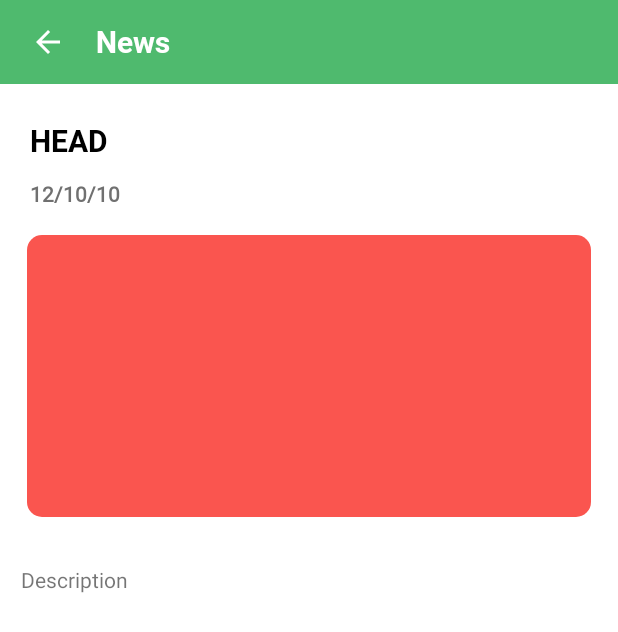
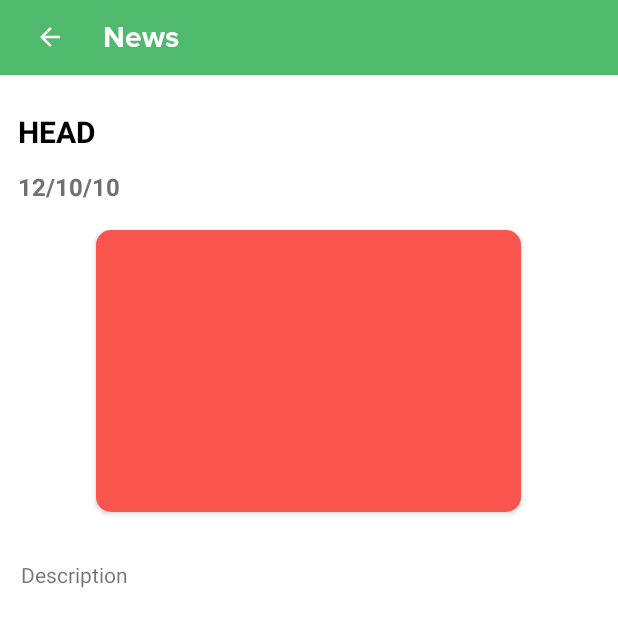
Before and after one commit to farizmpr/Fariz_skripsi, an Android app: the DetailedActivity screen opened directly, with no data from a screen before it, on a phone screen of 412 x 824 dp. Shown: the top 632 px of the screen. Run offline under Robolectric (Android 15) with nearby library versions, the phone set to English and light mode, and no system bars; our stand-ins replace Room's generated code; libraries missing offline, so code that uses them is left out: com.loopj.android, com.synnapps.carouselview, cz.msebera.android; network calls fail; pictures from the network do not load; Roboto replaces fonts that are not available here.

Commit message:
radius in detail

```diff
--- a/Halal_nutrition/app/src/main/res/drawable/background_item.xml
+++ b/Halal_nutrition/app/src/main/res/drawable/background_item.xml
@@ -6,6 +6,8 @@
                 <shape
                     android:shape="rectangle">
                     <corners
+                        android:topLeftRadius="18dp"
+                        android:topRightRadius="18dp"
                         android:bottomLeftRadius="0dp"
                         android:bottomRightRadius="0dp"
                         />
--- a/Halal_nutrition/app/src/main/res/layout/activity_detailed.xml
+++ b/Halal_nutrition/app/src/main/res/layout/activity_detailed.xml
@@ -9,13 +9,9 @@
     <LinearLayout
         android:id="@+id/cover"
         android:layout_width="match_parent"
-        android:layout_height="?attr/actionBarSize"
+        android:layout_height="50dp"
         android:background="@color/halal"
-        android:orientation="horizontal"
-        app:layout_constraintEnd_toEndOf="parent"
-        app:layout_constraintStart_toEndOf="parent"
-        app:layout_constraintStart_toStartOf="parent"
-        app:layout_constraintTop_toBottomOf="@id/toolbar_items">
+        android:orientation="horizontal">
 
         <RelativeLayout
             android:id="@+id/back"
@@ -25,25 +21,26 @@
 
             <ImageView
                 android:id="@+id/GoBackIcon"
-                android:layout_width="wrap_content"
+                android:layout_width="20dp"
                 android:layout_height="wrap_content"
                 android:layout_centerInParent="true"
                 android:src="@drawable/ic_back_white"
                 android:tint="@color/white" />
+
         </RelativeLayout>
 
         <TextView
-            android:layout_width="0dp"
+            android:layout_width="wrap_content"
             android:layout_height="wrap_content"
             android:layout_gravity="center"
+            android:layout_marginLeft="2dp"
             android:layout_marginRight="25dp"
-            android:layout_weight="10"
-            android:fontFamily="@font/roboto_bold"
+            android:layout_weight="8"
+            android:fontFamily="@font/fontsfreenetproximanovabold"
+            android:gravity="left"
             android:text="News"
             android:textColor="@color/white"
             android:textSize="20sp" />
-
-
 
 
     </LinearLayout>
@@ -64,9 +61,7 @@
                 android:layout_width="wrap_content"
                 android:layout_height="wrap_content"
                 android:layout_marginTop="12dp"
-                android:fontFamily="@font/roboto_bold"
                 android:padding="12dp"
-                android:paddingStart="20dp"
                 android:textColor="#000000"
                 android:textSize="20sp"
                 android:textStyle="bold"
@@ -79,19 +74,16 @@
                 android:layout_height="0dp"
                 android:layout_gravity="center_vertical"
                 android:layout_weight="9"
-                android:paddingStart="20dp"
-                android:fontFamily="@font/roboto_regular"
+                android:paddingStart="12dp"
                 android:paddingEnd="12dp"
                 android:textColor="#707070"
-                android:textSize="14sp"
+                android:textSize="16sp"
                 android:textStyle="bold"
                 android:text="12/10/10"
                 />
             <androidx.cardview.widget.CardView
                 android:layout_margin="18dp"
-                android:layout_marginLeft="20dp"
-                android:layout_marginRight="20dp"
-                android:layout_width="match_parent"
+                android:layout_width="283dp"
                 android:layout_height="188dp"
                 android:scaleType="fitXY"
                 android:layout_gravity="center"
--- a/Halal_nutrition/app/src/main/res/layout/activity_history_items.xml
+++ b/Halal_nutrition/app/src/main/res/layout/activity_history_items.xml
@@ -10,7 +10,7 @@
     <LinearLayout
         android:id="@+id/toolbar"
         android:layout_width="match_parent"
-        android:layout_height="50dp"
+        android:layout_height="?attr/actionBarSize"
         android:background="@color/halal"
         android:orientation="horizontal">
 
@@ -37,7 +37,6 @@
             android:textSize="20sp"
             android:text="History Items"
             android:layout_gravity="center"
-            android:gravity="center"
             android:fontFamily="@font/roboto_bold"
             android:textColor="@color/white"/>
 
```
Also changed, not shown: Halal_nutrition/app/src/main/res/layout/activity_scan.xml (+6 -5 lines).
